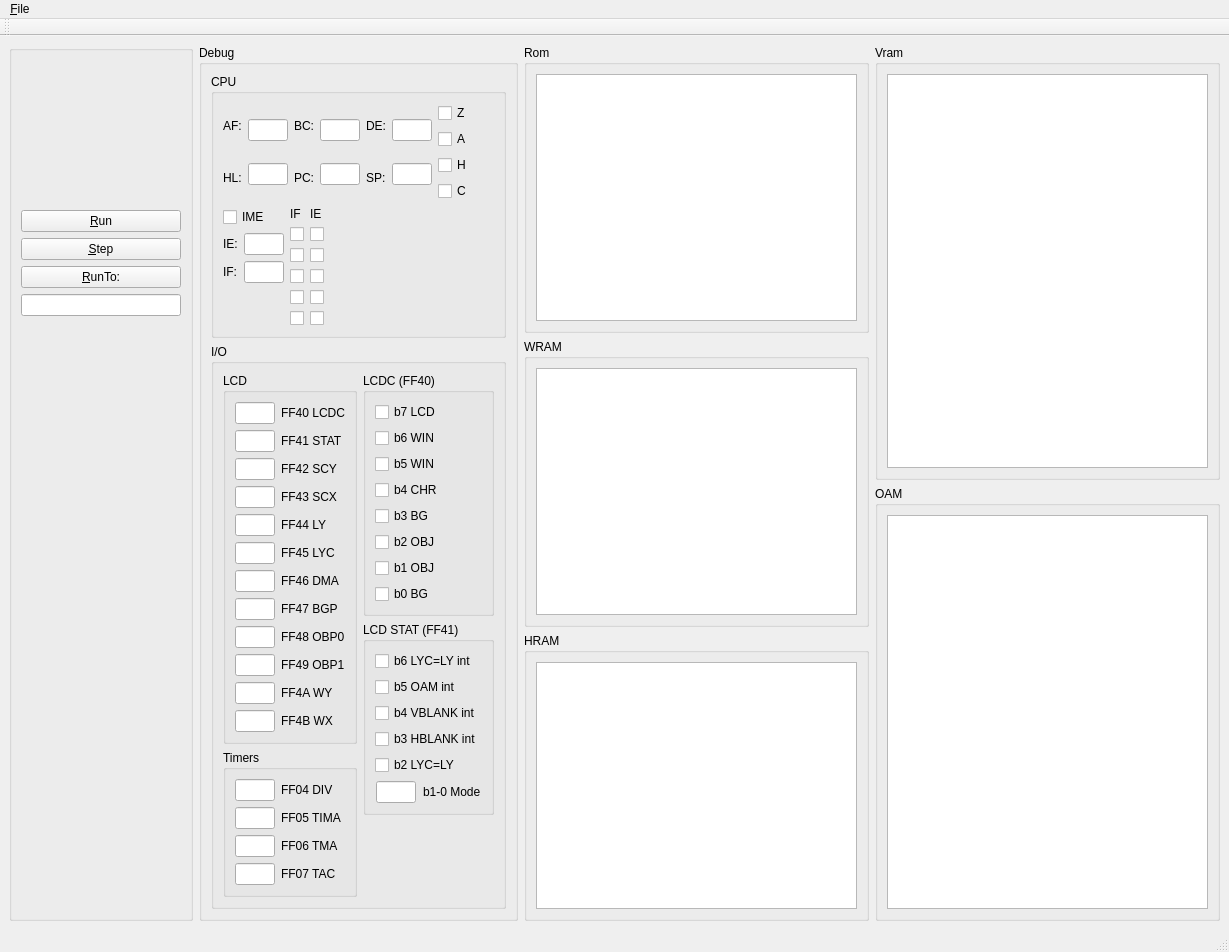
brNX/gameboy-emu, file mainwindow.ui: the form before one commit.
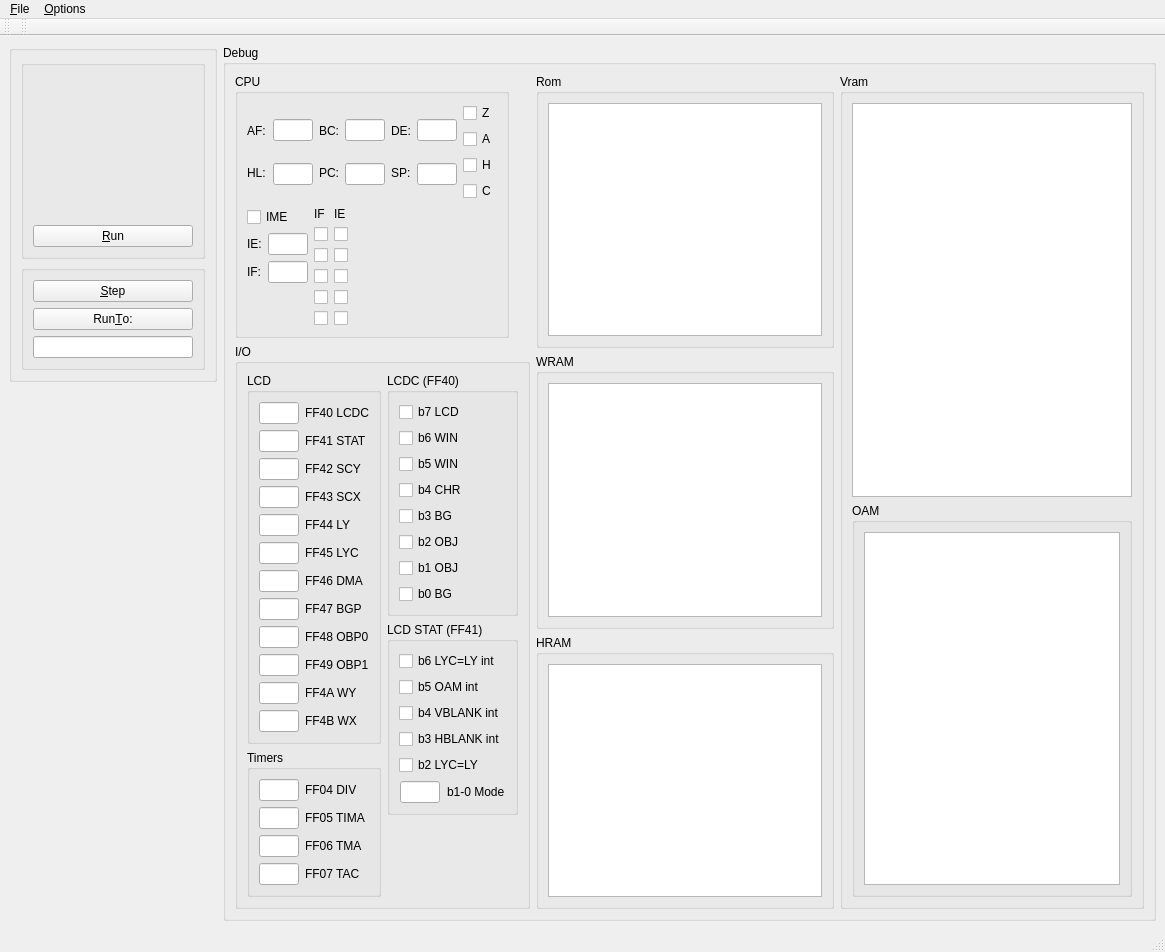
The form after the commit. Custom widgets are drawn as their Qt base class.

Patch:
```diff
--- a/mainwindow.ui
+++ b/mainwindow.ui
@@ -6,10 +6,16 @@
    <rect>
     <x>0</x>
     <y>0</y>
-    <width>1229</width>
-    <height>901</height>
+    <width>1165</width>
+    <height>906</height>
    </rect>
   </property>
+  <property name="sizePolicy">
+   <sizepolicy hsizetype="Preferred" vsizetype="Expanding">
+    <horstretch>0</horstretch>
+    <verstretch>0</verstretch>
+   </sizepolicy>
+  </property>
   <property name="windowTitle">
    <string notr="true">Gameboy-Emu</string>
   </property>
@@ -17,7 +23,9 @@
    <bool>false</bool>
   </property>
   <widget class="QWidget" name="centralwidget">
-   <layout class="QHBoxLayout" name="horizontalLayout">
+   <layout class="QHBoxLayout" name="horizontalLayout_13">
+    <item>
+     <layout class="QVBoxLayout" name="verticalLayout_34">
     <item>
      <widget class="QGroupBox" name="groupBox_2">
       <property name="sizePolicy">
@@ -29,6 +37,12 @@
       <property name="title">
        <string/>
       </property>
+        <layout class="QVBoxLayout" name="verticalLayout_33">
+         <item>
+          <widget class="QGroupBox" name="groupBox">
+           <property name="title">
+            <string/>
+           </property>
       <layout class="QVBoxLayout" name="verticalLayout_12">
        <item>
         <widget class="LcdUi" name="lcd" native="true">
@@ -53,6 +67,15 @@
          </property>
         </widget>
        </item>
+           </layout>
+          </widget>
+         </item>
+         <item>
+          <widget class="QGroupBox" name="debugBox2">
+           <property name="title">
+            <string/>
+           </property>
+           <layout class="QVBoxLayout" name="verticalLayout_27">
        <item>
         <widget class="QPushButton" name="stepButton">
          <property name="text">
@@ -63,13 +86,19 @@
        <item>
         <widget class="QPushButton" name="runtoButton">
          <property name="text">
-          <string>&amp;RunTo:</string>
+               <string>Run&amp;To:</string>
          </property>
         </widget>
        </item>
        <item>
         <widget class="QLineEdit" name="runtoEdit"/>
        </item>
+           </layout>
+          </widget>
+         </item>
+        </layout>
+       </widget>
+      </item>
        <item>
         <spacer name="verticalSpacer">
          <property name="orientation">
@@ -84,12 +113,11 @@
         </spacer>
        </item>
       </layout>
-     </widget>
     </item>
     <item>
-     <widget class="QGroupBox" name="groupBox">
+     <widget class="QGroupBox" name="debugBox">
       <property name="sizePolicy">
-       <sizepolicy hsizetype="Fixed" vsizetype="Preferred">
+       <sizepolicy hsizetype="Expanding" vsizetype="Preferred">
         <horstretch>0</horstretch>
         <verstretch>0</verstretch>
        </sizepolicy>
@@ -97,11 +125,13 @@
       <property name="title">
        <string>Debug</string>
       </property>
-      <layout class="QVBoxLayout" name="verticalLayout_33">
+      <layout class="QHBoxLayout" name="horizontalLayout_12">
+       <item>
+        <layout class="QVBoxLayout" name="verticalLayout_26">
        <item>
         <widget class="QGroupBox" name="groupBox_3">
          <property name="sizePolicy">
-          <sizepolicy hsizetype="Preferred" vsizetype="Maximum">
+            <sizepolicy hsizetype="Fixed" vsizetype="Maximum">
            <horstretch>0</horstretch>
            <verstretch>0</verstretch>
           </sizepolicy>
@@ -118,6 +148,19 @@
                <layout class="QHBoxLayout" name="horizontalLayout_3">
                 <item>
                  <layout class="QVBoxLayout" name="verticalLayout_3">
+                    <item>
+                     <spacer name="verticalSpacer_7">
+                      <property name="orientation">
+                       <enum>Qt::Vertical</enum>
+                      </property>
+                      <property name="sizeHint" stdset="0">
+                       <size>
+                        <width>20</width>
+                        <height>40</height>
+                       </size>
+                      </property>
+                     </spacer>
+                    </item>
                   <item>
                    <widget class="QLabel" name="label_5">
                     <property name="text">
@@ -125,6 +168,19 @@
                     </property>
                    </widget>
                   </item>
+                    <item>
+                     <spacer name="verticalSpacer_8">
+                      <property name="orientation">
+                       <enum>Qt::Vertical</enum>
+                      </property>
+                      <property name="sizeHint" stdset="0">
+                       <size>
+                        <width>20</width>
+                        <height>40</height>
+                       </size>
+                      </property>
+                     </spacer>
+                    </item>
                   <item>
                    <widget class="QLabel" name="label_3">
                     <property name="text">
@@ -132,6 +188,19 @@
                     </property>
                    </widget>
                   </item>
+                    <item>
+                     <spacer name="verticalSpacer_9">
+                      <property name="orientation">
+                       <enum>Qt::Vertical</enum>
+                      </property>
+                      <property name="sizeHint" stdset="0">
+                       <size>
+                        <width>20</width>
+                        <height>40</height>
+                       </size>
+                      </property>
+                     </spacer>
+                    </item>
                  </layout>
                 </item>
                 <item>
@@ -194,6 +263,19 @@
                <layout class="QHBoxLayout" name="horizontalLayout_4">
                 <item>
                  <layout class="QVBoxLayout" name="verticalLayout_4">
+                    <item>
+                     <spacer name="verticalSpacer_6">
+                      <property name="orientation">
+                       <enum>Qt::Vertical</enum>
+                      </property>
+                      <property name="sizeHint" stdset="0">
+                       <size>
+                        <width>20</width>
+                        <height>40</height>
+                       </size>
+                      </property>
+                     </spacer>
+                    </item>
                   <item>
                    <widget class="QLabel" name="label_6">
                     <property name="text">
@@ -201,6 +283,19 @@
                     </property>
                    </widget>
                   </item>
+                    <item>
+                     <spacer name="verticalSpacer_5">
+                      <property name="orientation">
+                       <enum>Qt::Vertical</enum>
+                      </property>
+                      <property name="sizeHint" stdset="0">
+                       <size>
+                        <width>20</width>
+                        <height>40</height>
+                       </size>
+                      </property>
+                     </spacer>
+                    </item>
                   <item>
                    <widget class="QLabel" name="label_4">
                     <property name="text">
@@ -208,6 +303,19 @@
                     </property>
                    </widget>
                   </item>
+                    <item>
+                     <spacer name="verticalSpacer_4">
+                      <property name="orientation">
+                       <enum>Qt::Vertical</enum>
+                      </property>
+                      <property name="sizeHint" stdset="0">
+                       <size>
+                        <width>20</width>
+                        <height>40</height>
+                       </size>
+                      </property>
+                     </spacer>
+                    </item>
                  </layout>
                 </item>
                 <item>
@@ -270,6 +378,19 @@
                <layout class="QHBoxLayout" name="horizontalLayout_5">
                 <item>
                  <layout class="QVBoxLayout" name="verticalLayout_5">
+                    <item>
+                     <spacer name="verticalSpacer_10">
+                      <property name="orientation">
+                       <enum>Qt::Vertical</enum>
+                      </property>
+                      <property name="sizeHint" stdset="0">
+                       <size>
+                        <width>20</width>
+                        <height>40</height>
+                       </size>
+                      </property>
+                     </spacer>
+                    </item>
                   <item>
                    <widget class="QLabel" name="label_7">
                     <property name="text">
@@ -277,6 +398,19 @@
                     </property>
                    </widget>
                   </item>
+                    <item>
+                     <spacer name="verticalSpacer_11">
+                      <property name="orientation">
+                       <enum>Qt::Vertical</enum>
+                      </property>
+                      <property name="sizeHint" stdset="0">
+                       <size>
+                        <width>20</width>
+                        <height>40</height>
+                       </size>
+                      </property>
+                     </spacer>
+                    </item>
                   <item>
                    <widget class="QLabel" name="label_8">
                     <property name="text">
@@ -284,6 +418,19 @@
                     </property>
                    </widget>
                   </item>
+                    <item>
+                     <spacer name="verticalSpacer_12">
+                      <property name="orientation">
+                       <enum>Qt::Vertical</enum>
+                      </property>
+                      <property name="sizeHint" stdset="0">
+                       <size>
+                        <width>20</width>
+                        <height>40</height>
+                       </size>
+                      </property>
+                     </spacer>
+                    </item>
                  </layout>
                 </item>
                 <item>
@@ -731,7 +878,7 @@
        <item>
         <widget class="QGroupBox" name="groupBox_4">
          <property name="sizePolicy">
-          <sizepolicy hsizetype="Maximum" vsizetype="Preferred">
+            <sizepolicy hsizetype="Fixed" vsizetype="Preferred">
            <horstretch>0</horstretch>
            <verstretch>0</verstretch>
           </sizepolicy>
@@ -1477,8 +1624,9 @@
         </widget>
        </item>
       </layout>
-     </widget>
-    </item>
+       </item>
+       <item>
+        <layout class="QHBoxLayout" name="horizontalLayout">
     <item>
      <layout class="QVBoxLayout" name="verticalLayout_18">
       <item>
@@ -1530,9 +1678,6 @@
          <item>
           <widget class="QListWidget" name="vramList"/>
          </item>
-        </layout>
-       </widget>
-      </item>
       <item>
        <widget class="QGroupBox" name="groupBox_7">
         <property name="title">
@@ -1546,6 +1691,14 @@
        </widget>
       </item>
      </layout>
+            </widget>
+           </item>
+          </layout>
+         </item>
+        </layout>
+       </item>
+      </layout>
+     </widget>
     </item>
    </layout>
   </widget>
@@ -1554,7 +1707,7 @@
     <rect>
      <x>0</x>
      <y>0</y>
-     <width>1229</width>
+     <width>1165</width>
      <height>22</height>
     </rect>
    </property>
@@ -1570,7 +1723,14 @@
     <addaction name="separator"/>
     <addaction name="actionE_xit"/>
    </widget>
+   <widget class="QMenu" name="menu_Options">
+    <property name="title">
+     <string>&amp;Options</string>
+    </property>
+    <addaction name="actionShow_Debug_Panels"/>
+   </widget>
    <addaction name="menu_File"/>
+   <addaction name="menu_Options"/>
   </widget>
   <widget class="QStatusBar" name="statusbar"/>
   <widget class="QToolBar" name="toolBar">
@@ -1584,6 +1744,17 @@
     <bool>false</bool>
    </attribute>
   </widget>
+  <widget class="QToolBar" name="toolBar_2">
+   <property name="windowTitle">
+    <string>toolBar_2</string>
+   </property>
+   <attribute name="toolBarArea">
+    <enum>TopToolBarArea</enum>
+   </attribute>
+   <attribute name="toolBarBreak">
+    <bool>false</bool>
+   </attribute>
+  </widget>
   <action name="actionOpen_Rom">
    <property name="text">
     <string>&amp;Open Rom...</string>
@@ -1599,6 +1770,17 @@
     <string>Recent Files</string>
    </property>
   </action>
+  <action name="actionShow_Debug_Panels">
+   <property name="checkable">
+    <bool>true</bool>
+   </property>
+   <property name="checked">
+    <bool>true</bool>
+   </property>
+   <property name="text">
+    <string>Show &amp;Debug Panels</string>
+   </property>
+  </action>
  </widget>
  <customwidgets>
   <customwidget>
```
Left out of the diff: 32 changed lines with no effect on the pictures. Lines whose indentation alone changed are shown as unchanged.
